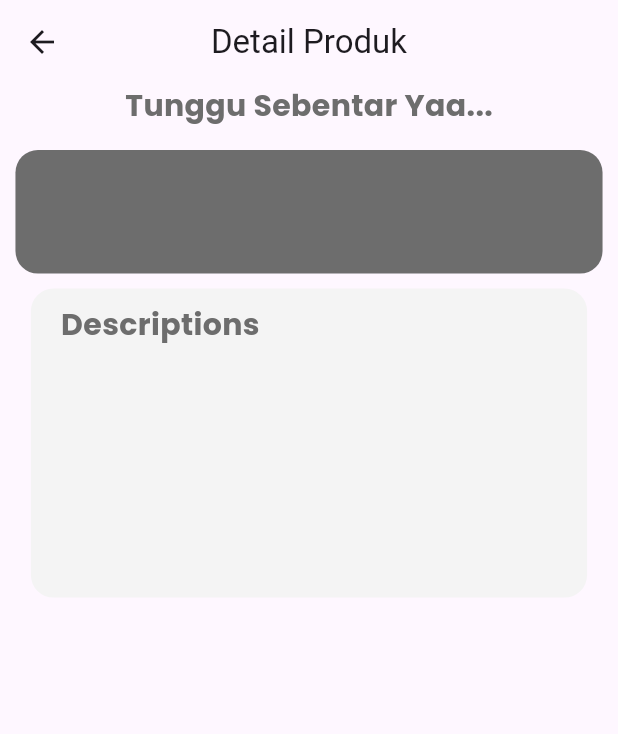
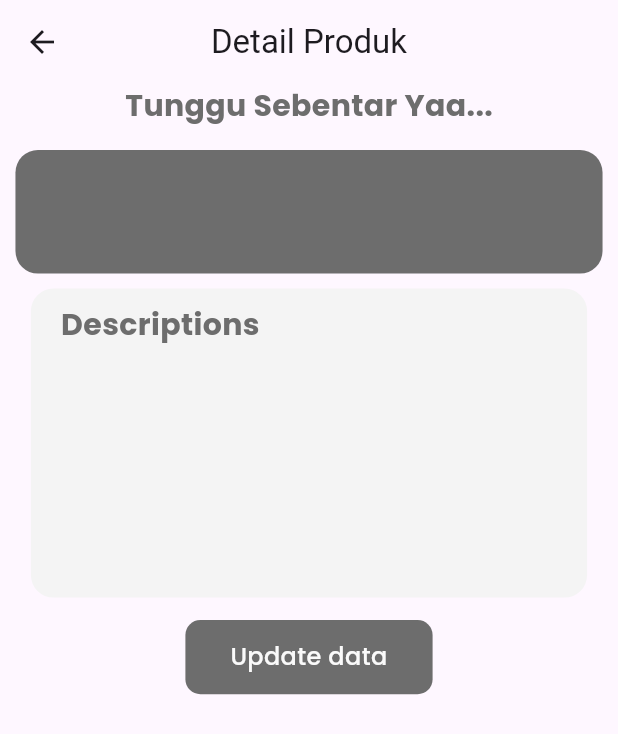
Before and after one commit to davidriyan/project-test, a Flutter app: the ProductDetailScreen screen opened directly with empty values, on a phone screen of 412 x 824 dp. Shown: the top 734 px of the screen. Run offline on Flutter 3.47's test engine with Material 3 defaults, Android fonts, the phone set to English and light mode, and no system bars; our stand-ins replace bloc, carousel_slider, connectivity_plus, dartz, equatable, flutter_bloc and 5 more; missing offline and left inert: global_configs; accounts and stored records are empty; network calls fail.

Commit message:
add: feature update
melakukan penambahan fitur update pada product

```diff
--- /dev/null
+++ b/lib/features/product/data/models/product_update_model.dart
@@ -0,0 +1,68 @@
+// To parse this JSON data, do
+//
+//     final productUpdateModel = productUpdateModelFromJson(jsonString);
+
+import 'dart:convert';
+
+ProductUpdateModel productUpdateModelFromJson(String str) =>
+    ProductUpdateModel.fromJson(json.decode(str));
+
+String productUpdateModelToJson(ProductUpdateModel data) =>
+    json.encode(data.toJson());
+
+class ProductUpdateModel {
+  int? id;
+  String? title;
+  String? description;
+  int? price;
+  double? discountPercentage;
+  double? rating;
+  int? stock;
+  String? brand;
+  String? category;
+  String? thumbnail;
+  List<String>? images;
+
+  ProductUpdateModel({
+    this.id,
+    this.title,
+    this.description,
+    this.price,
+    this.discountPercentage,
+    this.rating,
+    this.stock,
+    this.brand,
+    this.category,
+    this.thumbnail,
+    this.images,
+  });
+
+  factory ProductUpdateModel.fromJson(Map<String, dynamic> json) =>
+      ProductUpdateModel(
+        id: json["id"],
+        title: json["title"],
+        description: json["description"],
+        price: json["price"],
+        discountPercentage: json["discountPercentage"].toDouble(),
+        rating: json["rating"].toDouble(),
+        stock: json["stock"],
+        brand: json["brand"],
+        category: json["category"],
+        thumbnail: json["thumbnail"],
+        images: List<String>.from(json["images"].map((x) => x)),
+      );
+
+  Map<String, dynamic> toJson() => {
+        "id": id,
+        "title": title,
+        "description": description,
+        "price": price,
+        "discountPercentage": discountPercentage,
+        "rating": rating,
+        "stock": stock,
+        "brand": brand,
+        "category": category,
+        "thumbnail": thumbnail,
+        "images": List<dynamic>.from(images!.map((x) => x)),
+      };
+}
--- a/lib/features/product/domain/repositories/product_repository.dart
+++ b/lib/features/product/domain/repositories/product_repository.dart
@@ -1,7 +1,13 @@
 import 'package:dartz/dartz.dart';
 import 'package:flutter_application_1/features/product/data/models/product_detail_model.dart';
+import 'package:flutter_application_1/features/product/data/models/product_update_model.dart';
 import 'package:flutter_application_1/framework/core/exceptions/failure.dart';
 
 abstract class ProductRepository {
   Future<Either<Failure, ProductDetailModel>> productDetail(int id);
+  Future<Either<Failure, ProductUpdateModel>> productUpdate(
+    int id,
+    String title,
+    String brand,
+  );
 }
--- a/lib/features/product/presentation/bloc/product_event.dart
+++ b/lib/features/product/presentation/bloc/product_event.dart
@@ -16,3 +16,14 @@ class LoadProduct extends ProductEvent {
   @override
   List<Object> get props => [id];
 }
+
+class LoadUpdateProduct extends ProductEvent {
+  LoadUpdateProduct(
+      {required this.id, required this.title, required this.brand});
+
+  final int id;
+  final String title;
+  final String brand;
+  @override
+  List<Object> get props => [id, title, brand];
+}
--- a/lib/features/product/presentation/bloc/product_state.dart
+++ b/lib/features/product/presentation/bloc/product_state.dart
@@ -13,6 +13,8 @@ class ProductInitial extends ProductState {}
 
 class ProductLoading extends ProductState {}
 
+class ProductUpdateLoading extends ProductState {}
+
 class ProductLoaded extends ProductState {
   ProductLoaded({
     this.productDetailModel,
@@ -25,6 +27,18 @@ class ProductLoaded extends ProductState {
       ];
 }
 
+class ProductUpdateLoaded extends ProductState {
+  ProductUpdateLoaded({
+    this.productUpdateModel,
+  });
+  ProductUpdateModel? productUpdateModel;
+
+  @override
+  List<Object> get props => [
+        productUpdateModel!,
+      ];
+}
+
 class ProductFailure extends ProductState {
   ProductFailure(
     this.error,
@@ -34,3 +48,13 @@ class ProductFailure extends ProductState {
   @override
   List<Object> get props => [error];
 }
+
+class ProductUpdateFailure extends ProductState {
+  ProductUpdateFailure(
+    this.error,
+  );
+
+  String error;
+  @override
+  List<Object> get props => [error];
+}
--- a/lib/features/product/presentation/pages/product_detail_screen.dart
+++ b/lib/features/product/presentation/pages/product_detail_screen.dart
@@ -2,6 +2,7 @@ import 'package:carousel_slider/carousel_slider.dart';
 import 'package:flutter/material.dart';
 import 'package:flutter_application_1/features/product/data/models/product_detail_model.dart';
 import 'package:flutter_application_1/features/product/presentation/bloc/product_bloc.dart';
+import 'package:flutter_application_1/features/product/presentation/pages/update_product_screen.dart';
 import 'package:flutter_application_1/utils/colors.dart';
 import 'package:flutter_application_1/utils/text_style.dart';
 import 'package:flutter_bloc/flutter_bloc.dart';
@@ -60,7 +61,9 @@ class _ProductDetailScreenState extends State<ProductDetailScreen> {
           }
         },
         builder: (context, state) {
-          return Center(
+          return ListView(
+            children: [
+              Center(
                 child: Column(
                   children: [
                     if (productDetailModel?.images != null &&
@@ -121,7 +124,8 @@ class _ProductDetailScreenState extends State<ProductDetailScreen> {
                               productDetailModel?.rating != null)
                             Expanded(
                               child: Row(
-                            mainAxisAlignment: MainAxisAlignment.spaceEvenly,
+                                mainAxisAlignment:
+                                    MainAxisAlignment.spaceEvenly,
                                 children: [
                                   SizedBox(
                                     width: 200,
@@ -144,10 +148,12 @@ class _ProductDetailScreenState extends State<ProductDetailScreen> {
                                   ),
                                   Row(
                                     children: [
-                                  const Icon(Icons.star, color: Colors.amber),
+                                      const Icon(Icons.star,
+                                          color: Colors.amber),
                                       const SizedBox(width: 5),
                                       Text(
-                                    productDetailModel?.rating?.toString() ??
+                                        productDetailModel?.rating
+                                                ?.toString() ??
                                             'Rating tidak tersedia',
                                         style: whiteTextstyle.copyWith(
                                           fontSize: 18,
@@ -202,9 +208,49 @@ class _ProductDetailScreenState extends State<ProductDetailScreen> {
                           )
                         ],
                       ),
+                    ),
+                    const SizedBox(height: 15),
+                    Container(
+                      height: size.height * 0.06,
+                      width: size.width * 0.4,
+                      decoration: BoxDecoration(
+                        borderRadius: BorderRadius.circular(10),
+                        color: AppColors.greyColors,
+                      ),
+                      child: Material(
+                        color: Colors.transparent,
+                        borderRadius: BorderRadius.circular(10),
+                        child: InkWell(
+                          borderRadius: BorderRadius.circular(10),
+                          onTap: () {
+                            Navigator.push(
+                              context,
+                              MaterialPageRoute(
+                                builder: (context) {
+                                  return ProductUpdateScreen(
+                                    id: productDetailModel!.id,
+                                  );
+                                },
+                              ),
+                            );
+                          },
+                          child: Center(
+                            child: Text(
+                              'Update data',
+                              textAlign: TextAlign.center,
+                              style: whiteTextstyle.copyWith(
+                                fontSize: 16,
+                                fontWeight: medium,
+                              ),
+                            ),
+                          ),
+                        ),
+                      ),
                     )
                   ],
                 ),
+              ),
+            ],
           );
         },
       ),
```
Also changed, not shown: lib/features/dashboard/presentation/pages/dashboard_add_product_screen.dart (+19 -7 lines), lib/features/product/data/datasources/product_remote_datasource.dart (+25 -0 lines), lib/features/product/data/repositories/product_repository_impl.dart (+19 -0 lines), lib/features/product/presentation/bloc/product_bloc.dart (+24 -0 lines), lib/features/product/presentation/pages/update_product_screen.dart (added, +110 -0 lines). Lines whose indentation alone changed are shown as unchanged.
